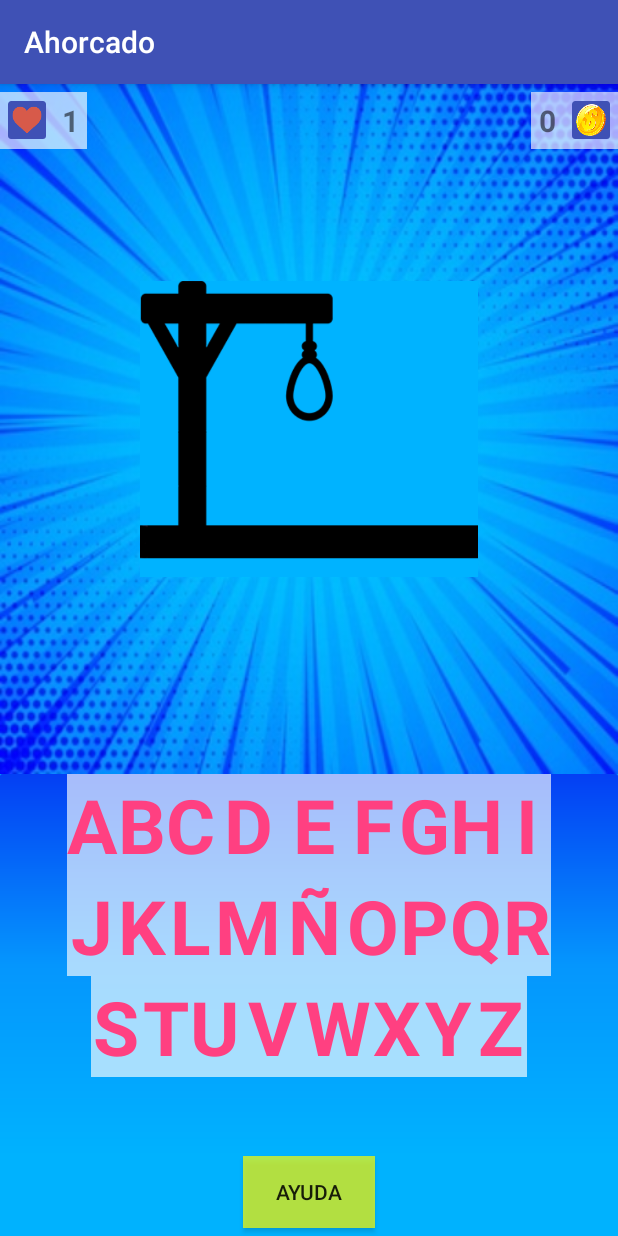
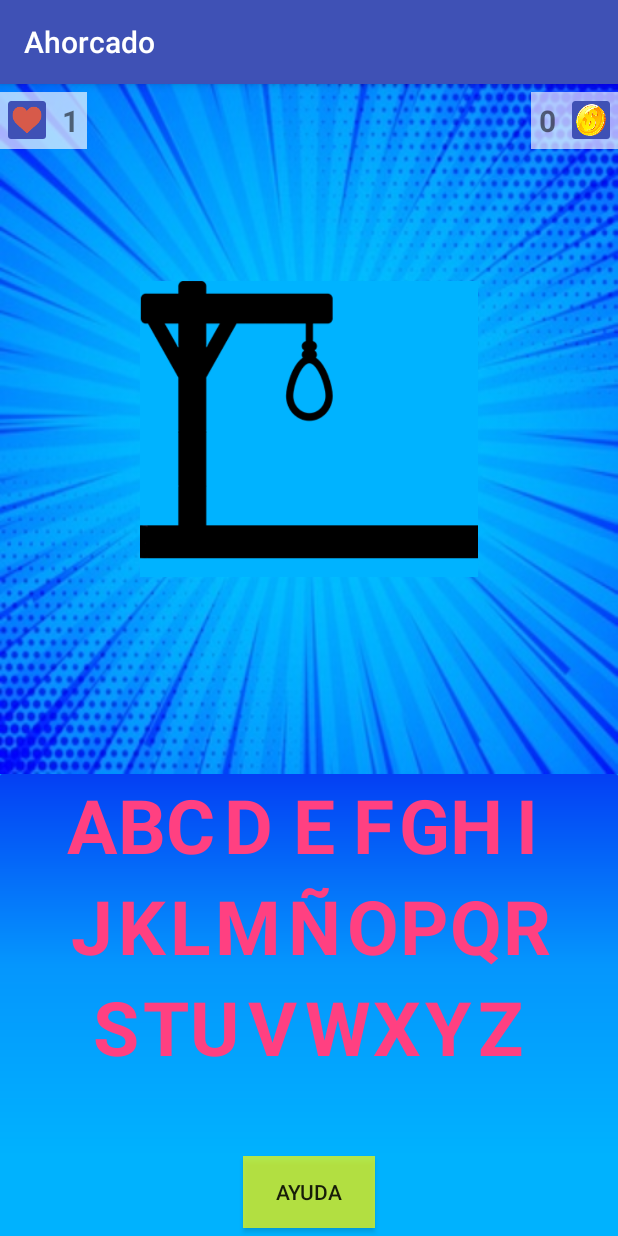
Before and after one commit to PedroJSL/Ahorcado, an Android app: the screen it shows after launch (MainActivity), on a phone screen of 412 x 824 dp. Run offline under Robolectric (Android 15) with nearby library versions, the light colour scheme and no system bars.

Commit message:
modificaciones en el textview abecedario

```diff
--- a/app/src/main/res/layout/textview_abecedario.xml
+++ b/app/src/main/res/layout/textview_abecedario.xml
@@ -8,5 +8,4 @@
     android:layout_margin="5dp"
     android:textColor="@color/colorAccent"
     android:textStyle="bold"
-    android:background="@color/fondoTransparencia"
     android:onClick="pulsarLetra"/>
```
